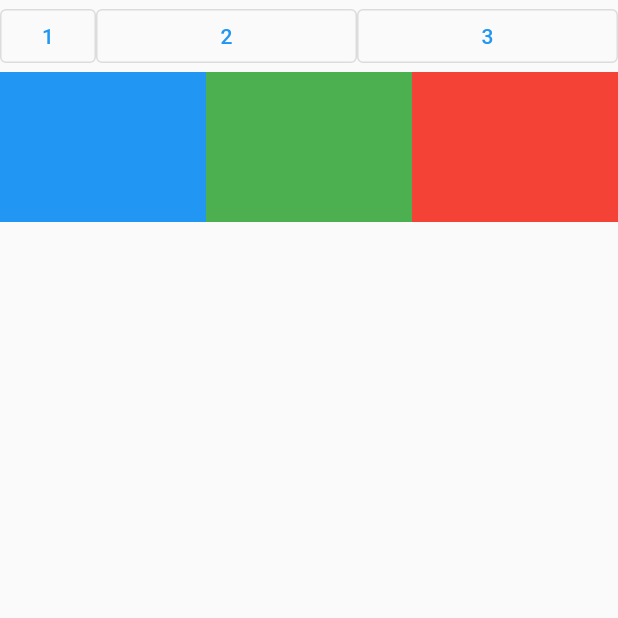
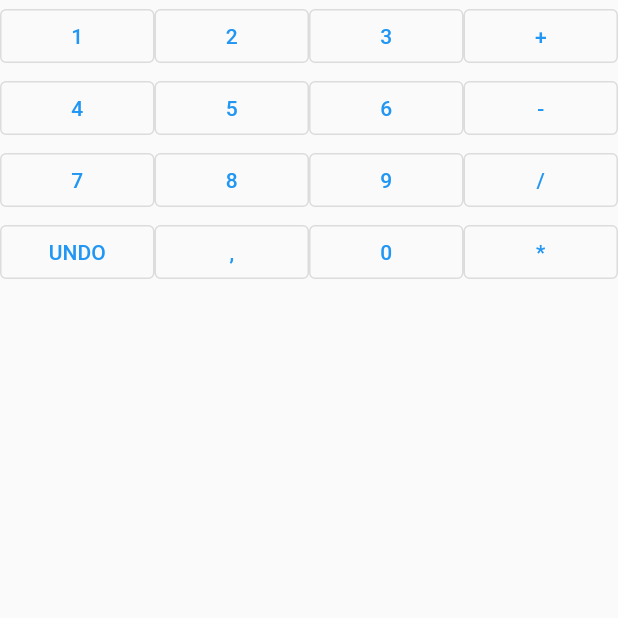
Before and after one commit to kasp441/fluttercalc, a Flutter app: the Grid screen opened directly, on a phone screen of 412 x 824 dp, the top half of it. Run offline on Flutter 3.47's test engine with Material 2 defaults, Android fonts, the phone set to English and light mode, and no system bars.

Commit message:
Merge fail fixed

```diff
--- a/lib/main.dart
+++ b/lib/main.dart
@@ -28,40 +28,24 @@ class _GridState extends State<Grid> {
   @override
   Widget build(BuildContext context) {
     return Scaffold(
-        body: Column(children:
-        [ExpandedRow(),
-          buildRow_flex(),
+        body: Column
+          (children:
+        [
+          ExpandedRow(),
+          ExpandedRow2(),
+          ExpandedRow3(),
+          ExpandedRow4(),
         ]));
   }
-}
-
-Row buildRow_flex() {
-  return Row(children: [
-    Flexible(
-        flex: 1,
-        child:Container(
-
-          height: 100,
-          color: Colors.blue,
-        ))
-    ,
-    Flexible(
-        child: Container(
-          height: 100,
-          color: Colors.green,
-        )),
-    Flexible(
-      child:Container(
-        height: 100,
-        color: Colors.red,
-      ),)]);
 }
 
 Row ExpandedRow() {
   return Row(
     children: [
-      Container(
-        child: OutlinedButton(onPressed: () {  }, child: Text("1"),
+      Expanded(
+        child: OutlinedButton(
+          onPressed: () {},
+          child: Text("1"),
         ),
       ),
       Expanded(
@@ -75,14 +59,104 @@ Row ExpandedRow() {
           onPressed: () {},
           child: Text("3"),
         ),
-      )
+      ),
+      Expanded(child: OutlinedButton(onPressed: () {  }, child: Text("+"),))
+    ],
+  );
+}
+
+Row ExpandedRow2() {
+  return Row(
+    children: [
+      Expanded(
+        child: OutlinedButton(
+          onPressed: () {},
+          child: Text("4"),
+        ),
+      ),
+      Expanded(
+        child: OutlinedButton(
+          onPressed: () {},
+          child: Text("5"),
+        ),
+      ),
+      Expanded(
+        child: OutlinedButton(
+          onPressed: () {},
+          child: Text("6"),
+        ),
+      ),
+      Expanded(
+          child: OutlinedButton(
+        onPressed: () {},
+        child: Text("-"),
+      ))
+    ],
+  );
+}
+
+Row ExpandedRow3() {
+  return Row(
+    children: [
+      Expanded(
+        child: OutlinedButton(
+          onPressed: () {},
+          child: Text("7"),
+        ),
+      ),
+      Expanded(
+        child: OutlinedButton(
+          onPressed: () {},
+          child: Text("8"),
+        ),
+      ),
+      Expanded(
+        child: OutlinedButton(
+          onPressed: () {},
+          child: Text("9"),
+        ),
+      ),
+      Expanded(
+          child: OutlinedButton(
+            onPressed: () {},
+            child: Text("/"),
+          ))
+    ],
+  );
+}
+
+Row ExpandedRow4() {
+  return Row(
+    children: [
+      Expanded(
+        child: OutlinedButton(
+          onPressed: () {},
+          child: Text("UNDO"),
+        ),
+      ),
+      Expanded(
+        child: OutlinedButton(
+          onPressed: () {},
+          child: Text(","),
+        ),
+      ),
+      Expanded(
+        child: OutlinedButton(
+          onPressed: () {},
+          child: Text("0"),
+        ),
+      ),
+      Expanded(
+          child: OutlinedButton(
+            onPressed: () {},
+            child: Text("*"),
+          ))
     ],
   );
 }
 
 class Header extends StatefulWidget {
   const Header({super.key});
-
 
   @override
   State<Header> createState() => HeaderWidget();
@@ -118,12 +192,18 @@ List<num> stack = [];
                    ),
                   alignment: Alignment.center,
                   child: Text("[10.0][40.5][20.1]"),
-                )
+                ),
+                ExpandedRow(),
+                ExpandedRow2(),
+                ExpandedRow3(),
+                ExpandedRow4(),
               ],
             ),
-          ))
+          ),)
+
         ],
       ),
+
     );
   }
 }
```
